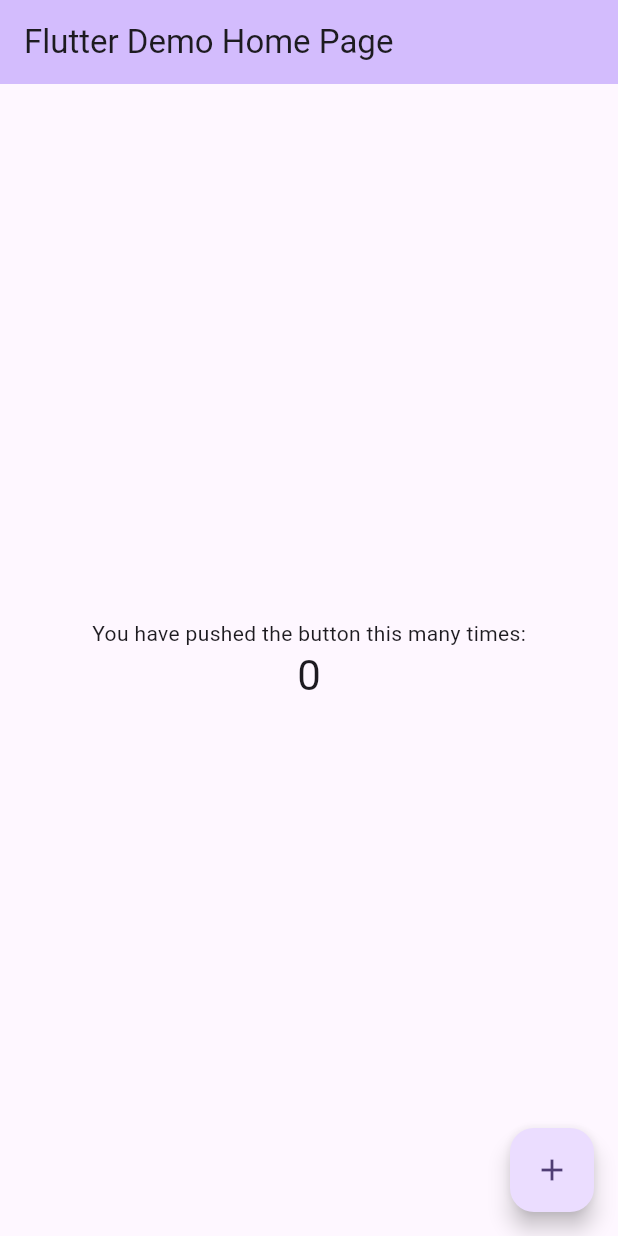
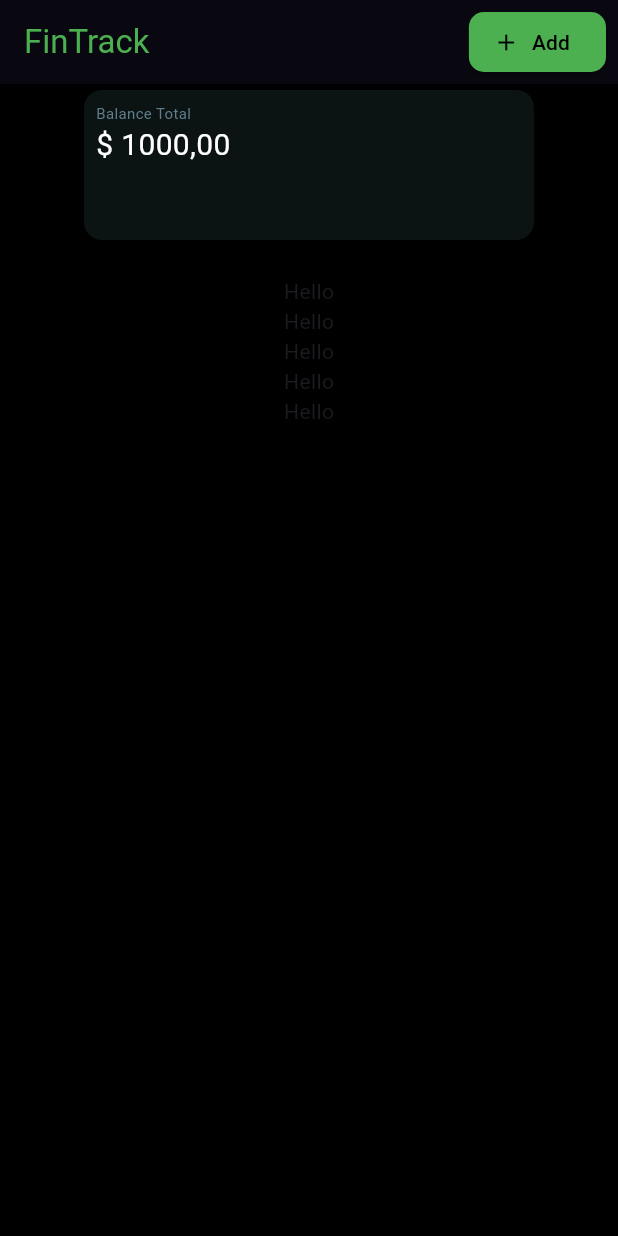
Before and after one commit to chrisladzamach/finTrack, a Flutter app: the screen it shows after launch, on a phone screen of 412 x 824 dp. Run offline on Flutter 3.47's test engine with Material 3 defaults, Android fonts, the phone set to English and light mode, and no system bars.

Commit message:
Card implemented

```diff
--- /dev/null
+++ b/lib/app/app.dart
@@ -0,0 +1,42 @@
+import 'package:fin_track/ui/screens/track_screen.dart';
+import 'package:flutter/material.dart';
+
+class App extends StatelessWidget {
+  const App({super.key});
+
+  @override
+  Widget build(BuildContext context) {
+    return MaterialApp(
+      title: "FinTrack",
+      debugShowCheckedModeBanner: false,
+      home: Scaffold(
+        appBar: AppBar(
+          backgroundColor: Colors.black,
+          foregroundColor: Colors.green,
+          elevation: 4,
+          actions: [
+            Padding(
+              padding: const EdgeInsets.symmetric(horizontal: 8),
+              child: ElevatedButton.icon(
+                onPressed: () {},
+                icon: const Icon(Icons.add),
+                label: Text("Add"),
+                style: ButtonStyle(
+                  backgroundColor: WidgetStateProperty.all(Colors.green),
+                  foregroundColor: WidgetStateProperty.all(Colors.black),
+                  shape: WidgetStateProperty.all<RoundedRectangleBorder>(
+                    RoundedRectangleBorder(
+                      borderRadius: BorderRadius.circular(10.0),
+                    ),
+                  ),
+                ),
+              ),
+            ),
+          ],
+          title: Text("FinTrack"),
+        ),
+        body: TrackScreen()
+      ),
+    );
+  }
+}
--- a/lib/main.dart
+++ b/lib/main.dart
@@ -1,122 +1,6 @@
+import 'package:fin_track/app/app.dart';
 import 'package:flutter/material.dart';
 
-void main() {
-  runApp(const MyApp());
+void main () {
+  runApp(App());
 }
-
-class MyApp extends StatelessWidget {
-  const MyApp({super.key});
-
-  // This widget is the root of your application.
-  @override
-  Widget build(BuildContext context) {
-    return MaterialApp(
-      title: 'Flutter Demo',
-      theme: ThemeData(
-        // This is the theme of your application.
-        //
-        // TRY THIS: Try running your application with "flutter run". You'll see
-        // the application has a purple toolbar. Then, without quitting the app,
-        // try changing the seedColor in the colorScheme below to Colors.green
-        // and then invoke "hot reload" (save your changes or press the "hot
-        // reload" button in a Flutter-supported IDE, or press "r" if you used
-        // the command line to start the app).
-        //
-        // Notice that the counter didn't reset back to zero; the application
-        // state is not lost during the reload. To reset the state, use hot
-        // restart instead.
-        //
-        // This works for code too, not just values: Most code changes can be
-        // tested with just a hot reload.
-        colorScheme: .fromSeed(seedColor: Colors.deepPurple),
-      ),
-      home: const MyHomePage(title: 'Flutter Demo Home Page'),
-    );
-  }
-}
-
-class MyHomePage extends StatefulWidget {
-  const MyHomePage({super.key, required this.title});
-
-  // This widget is the home page of your application. It is stateful, meaning
-  // that it has a State object (defined below) that contains fields that affect
-  // how it looks.
-
-  // This class is the configuration for the state. It holds the values (in this
-  // case the title) provided by the parent (in this case the App widget) and
-  // used by the build method of the State. Fields in a Widget subclass are
-  // always marked "final".
-
-  final String title;
-
-  @override
-  State<MyHomePage> createState() => _MyHomePageState();
-}
-
-class _MyHomePageState extends State<MyHomePage> {
-  int _counter = 0;
-
-  void _incrementCounter() {
-    setState(() {
-      // This call to setState tells the Flutter framework that something has
-      // changed in this State, which causes it to rerun the build method below
-      // so that the display can reflect the updated values. If we changed
-      // _counter without calling setState(), then the build method would not be
-      // called again, and so nothing would appear to happen.
-      _counter++;
-    });
-  }
-
-  @override
-  Widget build(BuildContext context) {
-    // This method is rerun every time setState is called, for instance as done
-    // by the _incrementCounter method above.
-    //
-    // The Flutter framework has been optimized to make rerunning build methods
-    // fast, so that you can just rebuild anything that needs updating rather
-    // than having to individually change instances of widgets.
-    return Scaffold(
-      appBar: AppBar(
-        // TRY THIS: Try changing the color here to a specific color (to
-        // Colors.amber, perhaps?) and trigger a hot reload to see the AppBar
-        // change color while the other colors stay the same.
-        backgroundColor: Theme.of(context).colorScheme.inversePrimary,
-        // Here we take the value from the MyHomePage object that was created by
-        // the App.build method, and use it to set our appbar title.
-        title: Text(widget.title),
-      ),
-      body: Center(
-        // Center is a layout widget. It takes a single child and positions it
-        // in the middle of the parent.
-        child: Column(
-          // Column is also a layout widget. It takes a list of children and
-          // arranges them vertically. By default, it sizes itself to fit its
-          // children horizontally, and tries to be as tall as its parent.
-          //
-          // Column has various properties to control how it sizes itself and
-          // how it positions its children. Here we use mainAxisAlignment to
-          // center the children vertically; the main axis here is the vertical
-          // axis because Columns are vertical (the cross axis would be
-          // horizontal).
-          //
-          // TRY THIS: Invoke "debug painting" (choose the "Toggle Debug Paint"
-          // action in the IDE, or press "p" in the console), to see the
-          // wireframe for each widget.
-          mainAxisAlignment: .center,
-          children: [
-            const Text('You have pushed the button this many times:'),
-            Text(
-              '$_counter',
-              style: Theme.of(context).textTheme.headlineMedium,
-            ),
-          ],
-        ),
-      ),
-      floatingActionButton: FloatingActionButton(
-        onPressed: _incrementCounter,
-        tooltip: 'Increment',
-        child: const Icon(Icons.add),
-      ),
-    );
-  }
-}
--- /dev/null
+++ b/lib/ui/screens/track_screen.dart
@@ -0,0 +1,24 @@
+import 'package:fin_track/ui/widgets/status_card.dart';
+import 'package:flutter/material.dart';
+
+class TrackScreen extends StatelessWidget {
+  const TrackScreen({super.key});
+
+  @override
+  Widget build(BuildContext context) {
+    return Container(
+      color: Colors.black,
+      child: Column(
+        children: [
+          StatusCard(),
+          SizedBox(height: 20),
+          Text("Hello"),
+          Text("Hello"),
+          Text("Hello"),
+          Text("Hello"),
+          Text("Hello"),
+        ],
+      ),
+    );
+  }
+}
--- /dev/null
+++ b/lib/ui/widgets/status_card.dart
@@ -0,0 +1,46 @@
+import 'package:flutter/material.dart';
+
+class StatusCard extends StatelessWidget {
+  const StatusCard({super.key});
+
+  @override
+  Widget build(BuildContext context) {
+    return Center(
+      child: Card(
+        color: Color(0xFF0b1313),
+        // clipBehavior is necessary because, without it, the InkWell's animation
+        // will extend beyond the rounded edges of the [Card] (see https://github.com/flutter/flutter/issues/109776)
+        // This comes with a small performance cost, and you should not set [clipBehavior]
+        // unless you need it.
+        clipBehavior: Clip.hardEdge,
+        child: InkWell(
+          splashColor: Colors.blue.withAlpha(30),
+          onTap: () {
+            debugPrint('Card tapped.');
+          },
+          child: const SizedBox(
+            width: 300,
+            height: 100,
+            child: Padding(
+              padding: EdgeInsets.all(8.0),
+              child: Column(
+                crossAxisAlignment: CrossAxisAlignment.start,
+                children: [
+                  Text(
+                    'Balance Total',
+                    style: TextStyle(fontSize: 10, color: Colors.blueGrey),
+                  ),
+                  Text(
+                    '\$ 1000,00',
+                    style: TextStyle(fontSize: 20, color: Colors.white),
+                  ),
+                  // TODO: Implementar barra de progresso
+                ],
+              ),
+            ),
+          ),
+        ),
+      ),
+    );
+  }
+}
```
